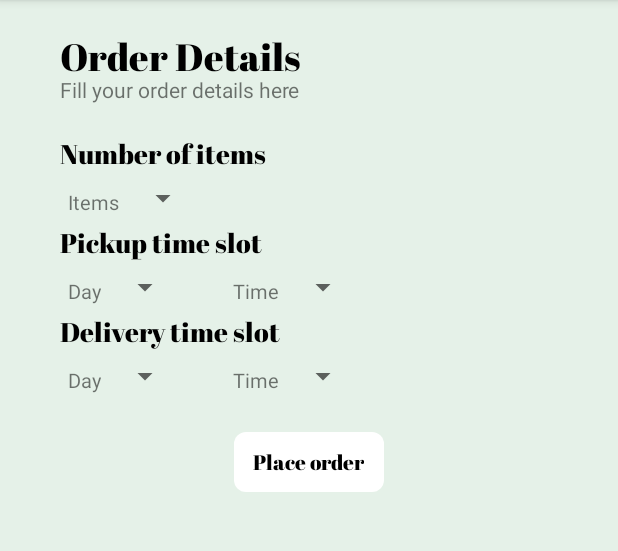
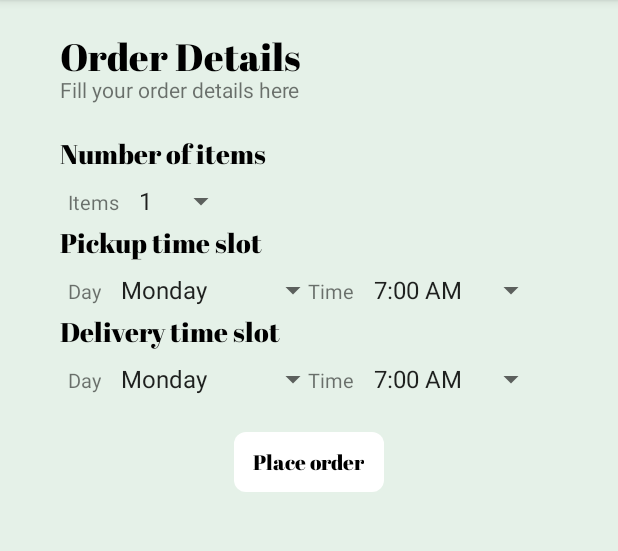
Before and after one commit to adel350/cleanIT, an Android app: the OrderDetails screen opened directly, with no data from a screen before it, on a phone screen of 412 x 824 dp, the part 84-635 px from its top. Run offline under Robolectric (Android 15) with nearby library versions, the phone set to English and light mode, and no system bars.

Commit message:
Populated spinners in Order Details Page

```diff
--- a/app/src/main/java/com/example/cleanit/OrderDetails.java
+++ b/app/src/main/java/com/example/cleanit/OrderDetails.java
@@ -3,12 +3,55 @@ package com.example.cleanit;
 import androidx.appcompat.app.AppCompatActivity;
 
 import android.os.Bundle;
+import android.widget.ArrayAdapter;
+import android.widget.Spinner;
 
 public class OrderDetails extends AppCompatActivity {
+
+    private Spinner spinner1;
+    private ArrayAdapter<CharSequence> spinner_adapter1;
+
+    private Spinner spinner2;
+    private ArrayAdapter<CharSequence> spinner_adapter2;
+
+    private Spinner spinner3;
+    private ArrayAdapter<CharSequence> spinner_adapter3;
+
+    private Spinner spinner4;
+    private ArrayAdapter<CharSequence> spinner_adapter4;
+
+    private Spinner spinner5;
+    private ArrayAdapter<CharSequence> spinner_adapter5;
 
     @Override
     protected void onCreate(Bundle savedInstanceState) {
         super.onCreate(savedInstanceState);
         setContentView(R.layout.activity_order_details);
+
+
+        spinner1 = findViewById(R.id.update_items_number);
+        spinner_adapter1 = ArrayAdapter.createFromResource(this, R.array.numberOfItems, android.R.layout.simple_spinner_item);
+        spinner_adapter1.setDropDownViewResource(android.R.layout.simple_spinner_dropdown_item);
+        spinner1.setAdapter(spinner_adapter1);
+
+        spinner2 = findViewById(R.id.update_day_pickup);
+        spinner_adapter2 = ArrayAdapter.createFromResource(this, R.array.day, android.R.layout.simple_spinner_item);
+        spinner_adapter2.setDropDownViewResource(android.R.layout.simple_spinner_dropdown_item);
+        spinner2.setAdapter(spinner_adapter2);
+
+        spinner3 = findViewById(R.id.update_time_pickup);
+        spinner_adapter3 = ArrayAdapter.createFromResource(this, R.array.time, android.R.layout.simple_spinner_item);
+        spinner_adapter3.setDropDownViewResource(android.R.layout.simple_spinner_dropdown_item);
+        spinner3.setAdapter(spinner_adapter3);
+
+        spinner4 = findViewById(R.id.update_day_delivery_pickup);
+        spinner_adapter4 = ArrayAdapter.createFromResource(this, R.array.day, android.R.layout.simple_spinner_item);
+        spinner_adapter4.setDropDownViewResource(android.R.layout.simple_spinner_dropdown_item);
+        spinner4.setAdapter(spinner_adapter4);
+
+        spinner5 = findViewById(R.id.update_time_delivery_pickup);
+        spinner_adapter5 = ArrayAdapter.createFromResource(this, R.array.time, android.R.layout.simple_spinner_item);
+        spinner_adapter5.setDropDownViewResource(android.R.layout.simple_spinner_dropdown_item);
+        spinner5.setAdapter(spinner_adapter5);
     }
 }
--- a/app/src/main/res/layout/activity_order_details.xml
+++ b/app/src/main/res/layout/activity_order_details.xml
@@ -128,7 +128,7 @@
         android:layout_height="wrap_content"
         android:orientation="horizontal"
         android:layout_below="@id/pickupTimeSlot"
-        android:layout_marginStart="150dp">
+        android:layout_marginStart="200dp">
 
         <TextView
             android:layout_width="wrap_content"
@@ -188,7 +188,7 @@
         android:layout_height="wrap_content"
         android:orientation="horizontal"
         android:layout_below="@id/deliveryTimeSlot"
-        android:layout_marginStart="150dp">
+        android:layout_marginStart="200dp">
 
         <TextView
             android:layout_width="wrap_content"
--- a/app/src/main/res/values/strings.xml
+++ b/app/src/main/res/values/strings.xml
@@ -1,3 +1,30 @@
 <resources>
     <string name="app_name">cleanIT</string>
+    <string-array name="numberOfItems">
+        <item>1</item>
+        <item>2</item>
+        <item>3</item>
+        <item>4</item>
+        <item>5</item>
+        <item>6</item>
+        <item>7</item>
+        <item>8</item>
+    </string-array>
+    <string-array name="day">
+        <item>Monday</item>
+        <item>Tuesday</item>
+        <item>Wednesday</item>
+        <item>Thursday</item>
+        <item>Friday</item>
+        <item>Saturday</item>
+        <item>Sunday</item>
+    </string-array>
+    <string-array name="time">
+        <item>7:00 AM</item>
+        <item>8:00 AM</item>
+        <item>6:00 PM</item>
+        <item>7:00 PM</item>
+        <item>8:00 PM</item>
+        <item>9:00 PM</item>
+    </string-array>
 </resources>
```
